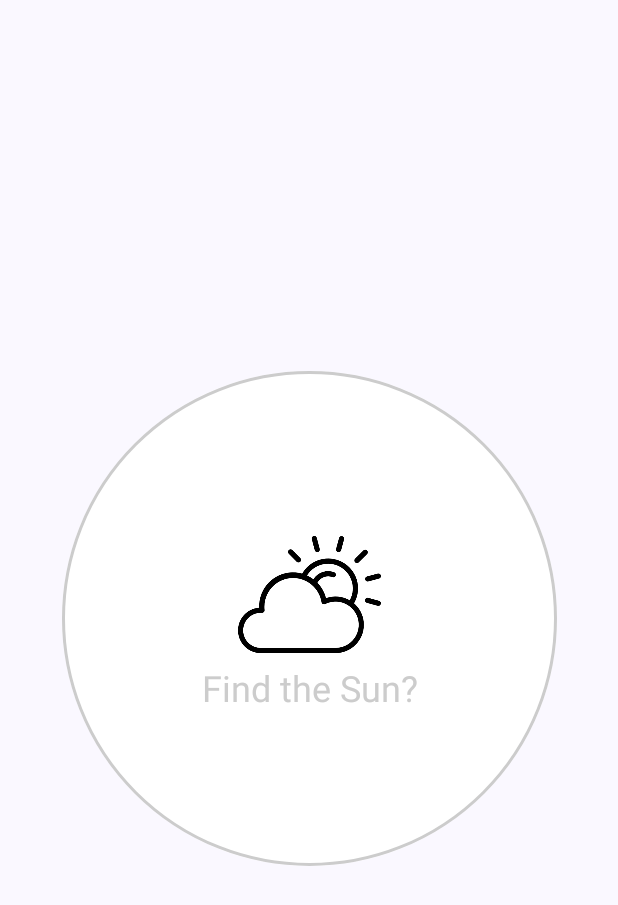
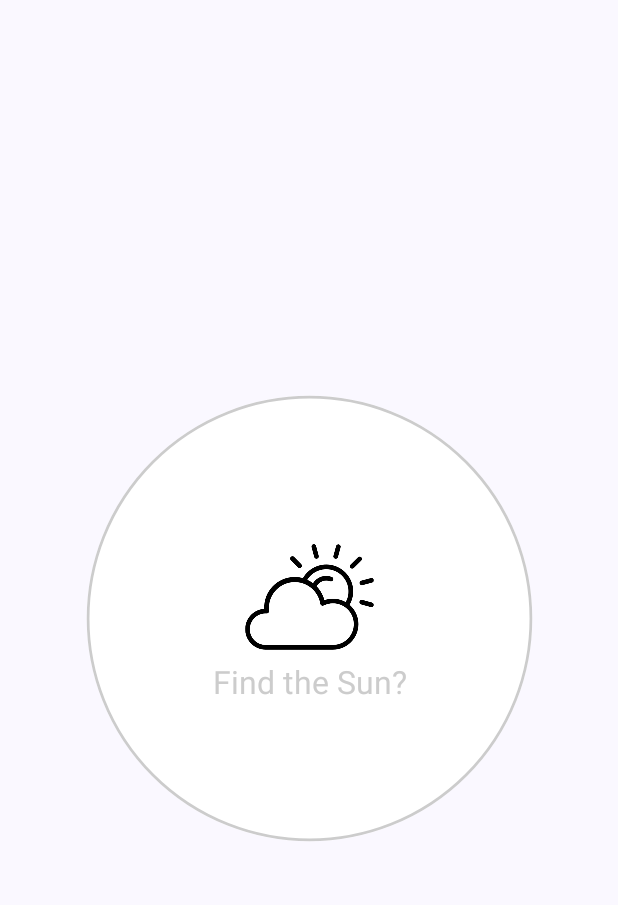
Before and after one commit to arstanrakhmat/weather-forecast-compose, an Android app built with Jetpack Compose: the composable WeatherApp shown on its own in the app's theme, on a phone screen of 412 x 824 dp. Shown: the top 905 px of the screen. Run offline under Robolectric (Android 15) with nearby library versions, the phone set to English and light mode, and no system bars; our stand-ins replace Dagger/Hilt's generated code.

Commit message:
Make Splash screen animated

```diff
--- a/app/src/main/java/com/example/weatherapp/navigation/WeatherNavigation.kt
+++ b/app/src/main/java/com/example/weatherapp/navigation/WeatherNavigation.kt
@@ -4,7 +4,8 @@ import androidx.compose.runtime.Composable
 import androidx.navigation.compose.NavHost
 import androidx.navigation.compose.composable
 import androidx.navigation.compose.rememberNavController
-import com.example.weatherapp.screens.WeatherSplashScreen
+import com.example.weatherapp.screens.main.MainScreen
+import com.example.weatherapp.screens.splash.WeatherSplashScreen
 
 @Composable
 fun WeatherNavigation() {
@@ -17,6 +18,10 @@ fun WeatherNavigation() {
             WeatherSplashScreen(navController = navController)
         }
 
+        composable(WeatherScreens.MainScreen.name) {
+            MainScreen(navController = navController)
+        }
+
 
     }
 }
--- a/app/src/main/java/com/example/weatherapp/screens/WeatherSplashScreen.kt
+++ b/app/src/main/java/com/example/weatherapp/screens/splash/WeatherSplashScreen.kt
@@ -1,5 +1,8 @@
-package com.example.weatherapp.screens
+package com.example.weatherapp.screens.splash
 
+import android.view.animation.OvershootInterpolator
+import androidx.compose.animation.core.Animatable
+import androidx.compose.animation.core.tween
 import androidx.compose.foundation.BorderStroke
 import androidx.compose.foundation.Image
 import androidx.compose.foundation.layout.Arrangement
@@ -11,21 +14,40 @@ import androidx.compose.material3.MaterialTheme
 import androidx.compose.material3.Surface
 import androidx.compose.material3.Text
 import androidx.compose.runtime.Composable
+import androidx.compose.runtime.LaunchedEffect
+import androidx.compose.runtime.remember
 import androidx.compose.ui.Alignment
 import androidx.compose.ui.Modifier
+import androidx.compose.ui.draw.scale
 import androidx.compose.ui.graphics.Color
 import androidx.compose.ui.layout.ContentScale
 import androidx.compose.ui.res.painterResource
 import androidx.compose.ui.unit.dp
 import androidx.navigation.NavController
 import com.example.weatherapp.R
+import com.example.weatherapp.navigation.WeatherScreens
+import kotlinx.coroutines.delay
 
 @Composable
 fun WeatherSplashScreen(navController: NavController) {
+    val scale = remember {
+        Animatable(0f)
+    }
+
+    LaunchedEffect(key1 = true, block = {
+        scale.animateTo(targetValue = 0.9f, animationSpec = tween(durationMillis = 800, easing = {
+            OvershootInterpolator(8f).getInterpolation(it)
+        }))
+
+        delay(2000L)
+        navController.navigate(WeatherScreens.MainScreen.name)
+    })
+
     Surface(
         modifier = Modifier
             .padding(16.dp)
-            .size(330.dp),
+            .size(330.dp)
+            .scale(scale.value),
         shape = CircleShape,
         color = Color.White,
         border = BorderStroke(width = 2.dp, color = Color.LightGray)
```
Also changed, not shown: app/src/main/java/com/example/weatherapp/screens/main/MainScreen.kt (added, +10 -0 lines).
